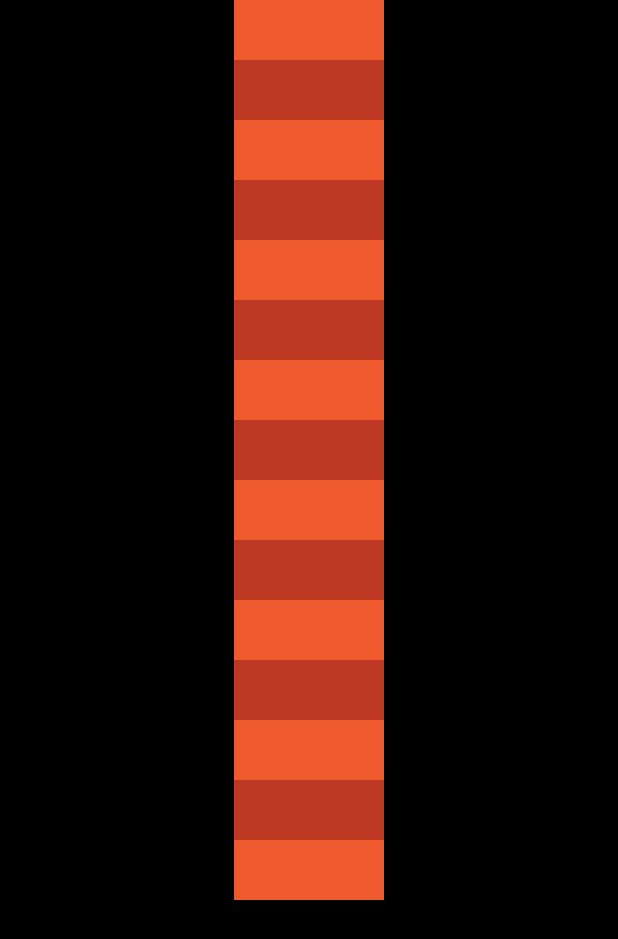
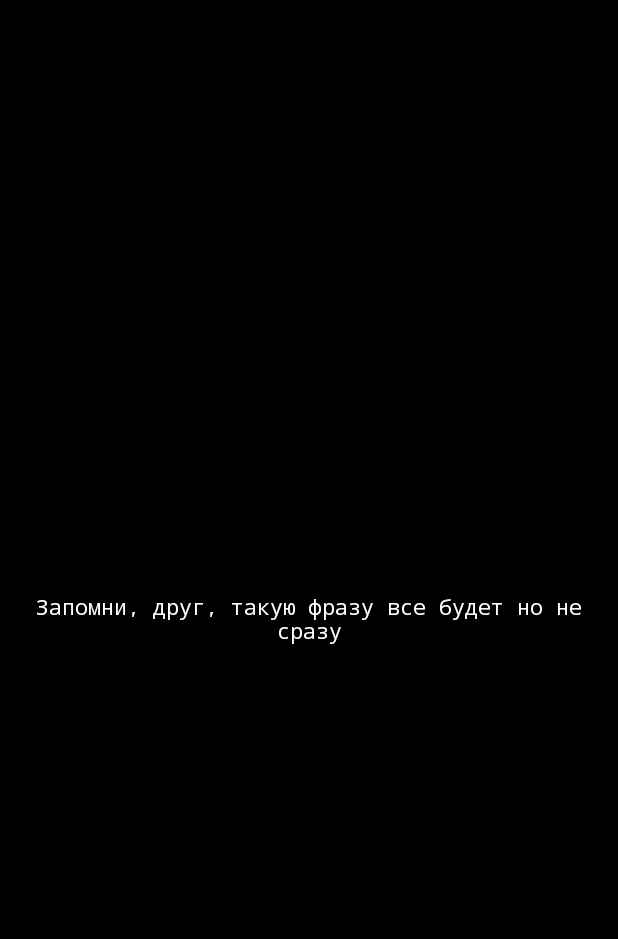
Before and after one commit to ivansavrikov/DrumPartsCreator, an Android app: the RhythmicGridActivity screen opened directly, with no data from a screen before it, on a phone screen of 412 x 824 dp. Shown: the top 939 px of the screen. Run offline under Robolectric (Android 15) with nearby library versions, the phone set to English and light mode, and no system bars.

```diff
--- a/app/src/main/res/drawable/button_enabled.xml
+++ b/app/src/main/res/drawable/button_enabled.xml
@@ -3,7 +3,7 @@
 <shape xmlns:android="http://schemas.android.com/apk/res/android" android:shape="rectangle">
     <gradient
         android:type="radial"
-        android:startColor="@color/Thermal_4"
+        android:startColor="#FD425D"
         android:endColor="#3A3A3A"
         android:gradientRadius="160dp"/>
 
--- a/app/src/main/res/layout/activity_rhythmic_grid.xml
+++ b/app/src/main/res/layout/activity_rhythmic_grid.xml
@@ -7,132 +7,15 @@
     tools:context=".RhythmicGridActivity"
     android:background="@color/black">
 
-    <GridLayout
-        android:layout_width="match_parent"
-        android:layout_height="match_parent"
-        android:columnCount="1"
-        android:rowCount="16">
-
-        <View
-            android:layout_width="100dp"
-            android:layout_height="40dp"
-            android:background="@color/Thermal_4"
-            android:layout_gravity="center"
-            android:clickable="true"
-            android:focusable="true"/>
-
-        <View
-            android:layout_width="100dp"
-            android:layout_height="40dp"
-            android:background="@color/Thermal_2"
-            android:layout_gravity="center"
-            android:clickable="true"
-            android:focusable="true" />
-
-        <View
-            android:layout_width="100dp"
-            android:layout_height="40dp"
-            android:background="@color/Thermal_4"
-            android:layout_gravity="center"
-            android:clickable="true"
-            android:focusable="true"/>
-
-        <View
-            android:layout_width="100dp"
-            android:layout_height="40dp"
-            android:background="@color/Thermal_2"
-            android:layout_gravity="center"
-            android:clickable="true"
-            android:focusable="true" />
-
-        <View
-            android:layout_width="100dp"
-            android:layout_height="40dp"
-            android:background="@color/Thermal_4"
-            android:layout_gravity="center"
-            android:clickable="true"
-            android:focusable="true"/>
-
-        <View
-            android:layout_width="100dp"
-            android:layout_height="40dp"
-            android:background="@color/Thermal_2"
-            android:layout_gravity="center"
-            android:clickable="true"
-            android:focusable="true" />
-
-        <View
-            android:layout_width="100dp"
-            android:layout_height="40dp"
-            android:background="@color/Thermal_4"
-            android:layout_gravity="center"
-            android:clickable="true"
-            android:focusable="true"/>
-
-        <View
-            android:layout_width="100dp"
-            android:layout_height="40dp"
-            android:background="@color/Thermal_2"
-            android:layout_gravity="center"
-            android:clickable="true"
-            android:focusable="true" />
-
-        <View
-            android:layout_width="100dp"
-            android:layout_height="40dp"
-            android:background="@color/Thermal_4"
-            android:layout_gravity="center"
-            android:clickable="true"
-            android:focusable="true"/>
-
-        <View
-            android:layout_width="100dp"
-            android:layout_height="40dp"
-            android:background="@color/Thermal_2"
-            android:layout_gravity="center"
-            android:clickable="true"
-            android:focusable="true" />
-
-        <View
-            android:layout_width="100dp"
-            android:layout_height="40dp"
-            android:background="@color/Thermal_4"
-            android:layout_gravity="center"
-            android:clickable="true"
-            android:focusable="true"/>
-
-        <View
-            android:layout_width="100dp"
-            android:layout_height="40dp"
-            android:background="@color/Thermal_2"
-            android:layout_gravity="center"
-            android:clickable="true"
-            android:focusable="true" />
-        <View
-            android:layout_width="100dp"
-            android:layout_height="40dp"
-            android:background="@color/Thermal_4"
-            android:layout_gravity="center"
-            android:clickable="true"
-            android:focusable="true"/>
-
-        <View
-            android:layout_width="100dp"
-            android:layout_height="40dp"
-            android:background="@color/Thermal_2"
-            android:layout_gravity="center"
-            android:clickable="true"
-            android:focusable="true" />
-
-        <View
-            android:layout_width="100dp"
-            android:layout_height="40dp"
-            android:background="@color/Thermal_4"
-            android:layout_gravity="center"
-            android:clickable="true"
-            android:focusable="true"/>
-
-
-    </GridLayout>
-
+    <TextView
+        android:layout_width="wrap_content"
+        android:layout_height="wrap_content"
+        android:gravity="center"
+        android:text="Запомни, друг, такую фразу все будет но не сразу"
+        android:textColor="@color/white"
+        app:layout_constraintBottom_toBottomOf="parent"
+        app:layout_constraintEnd_toEndOf="parent"
+        app:layout_constraintStart_toStartOf="parent"
+        app:layout_constraintTop_toTopOf="parent"
+        android:fontFamily="monospace"/>
 </androidx.constraintlayout.widget.ConstraintLayout>
```
Also changed, not shown: app/src/main/AndroidManifest.xml (+6 -3 lines), app/src/main/java/com/example/courseproject/RealTimeRhythm.kt (+17 -16 lines), app/src/main/res/layout/activity_real_time_rhythm.xml (+24 -24 lines).
